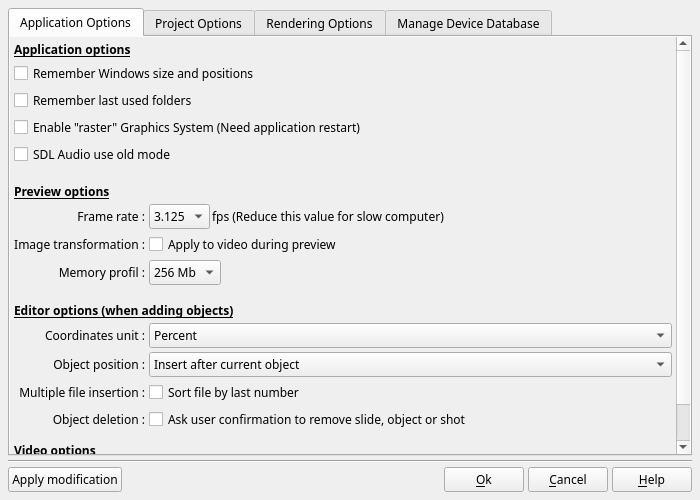
Old version of the form DlgApplicationSettings.ui in the repository boenki/ffdiaporama.
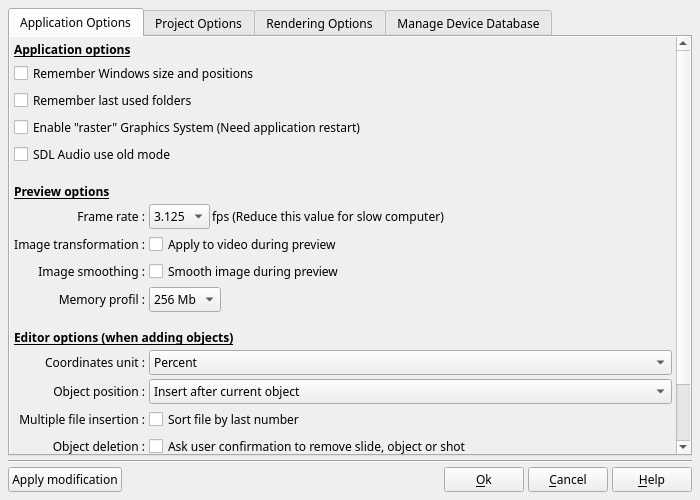
New version of the form. The open tabs and pages were chosen to show the change. Icons and pictures are not drawn.

Commit message: French version / Correction de bug : -Ajout du lissage d'image dans les transitions -Force la barre de status à afficher les messages de base -Corrige le BUG sur les ajouts de blocs non standard en mode slide -Supprime des appels inutiles à Exiv2 lors des chargements de projet

Patch:
```diff
--- a/DlgApplicationSettings.ui
+++ b/DlgApplicationSettings.ui
@@ -73,8 +73,8 @@
            <rect>
             <x>0</x>
             <y>0</y>
-            <width>495</width>
-            <height>445</height>
+            <width>659</width>
+            <height>470</height>
            </rect>
           </property>
           <layout class="QGridLayout" name="gridLayout">
@@ -232,7 +232,7 @@
              </property>
             </widget>
            </item>
-           <item row="9" column="0" colspan="2">
+           <item row="10" column="0" colspan="2">
             <widget class="QLabel" name="label">
              <property name="sizePolicy">
               <sizepolicy hsizetype="Preferred" vsizetype="Fixed">
@@ -261,7 +261,7 @@
              </property>
             </widget>
            </item>
-           <item row="11" column="0">
+           <item row="12" column="0">
             <widget class="QLabel" name="label_2">
              <property name="text">
               <string>Object position :</string>
@@ -274,7 +274,7 @@
              </property>
             </widget>
            </item>
-           <item row="11" column="1">
+           <item row="12" column="1">
             <widget class="QComboBox" name="AppendObjectCB">
              <property name="toolTip">
               <string>Define the position which occupy the new objects in the timeline during the insertions</string>
@@ -291,7 +291,7 @@
              </item>
             </widget>
            </item>
-           <item row="12" column="0">
+           <item row="13" column="0">
             <widget class="QLabel" name="label_26">
              <property name="text">
               <string>Multiple file insertion :</string>
@@ -301,7 +301,7 @@
              </property>
             </widget>
            </item>
-           <item row="12" column="1">
+           <item row="13" column="1">
             <widget class="QCheckBox" name="SortFileCB">
              <property name="toolTip">
               <string>Adjust the way will be sorted out files when you select several files in Add file.</string>
@@ -311,7 +311,7 @@
              </property>
             </widget>
            </item>
-           <item row="19" column="0">
+           <item row="20" column="0">
             <spacer name="verticalSpacer_2">
              <property name="orientation">
               <enum>Qt::Vertical</enum>
@@ -324,7 +324,7 @@
              </property>
             </spacer>
            </item>
-           <item row="13" column="1">
+           <item row="14" column="1">
             <widget class="QCheckBox" name="AskUserToRemove">
              <property name="toolTip">
               <string>If this box is checked, a confirmation will display every time you remove an object</string>
@@ -334,7 +334,7 @@
              </property>
             </widget>
            </item>
-           <item row="13" column="0">
+           <item row="14" column="0">
             <widget class="QLabel" name="label_33">
              <property name="text">
               <string>Object deletion :</string>
@@ -344,7 +344,7 @@
              </property>
             </widget>
            </item>
-           <item row="10" column="0">
+           <item row="11" column="0">
             <widget class="QLabel" name="label_34">
              <property name="text">
               <string>Coordinates unit :</string>
@@ -354,7 +354,7 @@
              </property>
             </widget>
            </item>
-           <item row="10" column="1">
+           <item row="11" column="1">
             <widget class="QComboBox" name="UnitCB">
              <property name="toolTip">
               <string>Select the unit of the coordinates which will be used in properties dialog box</string>
@@ -378,7 +378,7 @@
              </property>
             </widget>
            </item>
-           <item row="16" column="0" colspan="2">
+           <item row="17" column="0" colspan="2">
             <widget class="QLabel" name="label_35">
              <property name="minimumSize">
               <size>
@@ -418,7 +418,7 @@
              </property>
             </widget>
            </item>
-           <item row="8" column="1">
+           <item row="9" column="1">
             <layout class="QHBoxLayout" name="horizontalLayout_16">
              <item>
               <widget class="QComboBox" name="MemCacheProfilCB">
@@ -459,7 +459,7 @@
              </item>
             </layout>
            </item>
-           <item row="8" column="0">
+           <item row="9" column="0">
             <widget class="QLabel" name="label_7">
              <property name="text">
               <string>Memory profil :</string>
@@ -469,6 +469,23 @@
              </property>
             </widget>
            </item>
+           <item row="8" column="0">
+            <widget class="QLabel" name="label_42">
+             <property name="text">
+              <string>Image smoothing :</string>
+             </property>
+             <property name="alignment">
+              <set>Qt::AlignRight|Qt::AlignTrailing|Qt::AlignVCenter</set>
+             </property>
+            </widget>
+           </item>
+           <item row="8" column="1">
+            <widget class="QCheckBox" name="SmoothImageDuringPreviewCB">
+             <property name="text">
+              <string>Smooth image during preview</string>
+             </property>
+            </widget>
+           </item>
           </layout>
          </widget>
         </widget>
```
Left out of the diff: 32 changed lines with no effect on the pictures. The commit also changes 23 other files.
